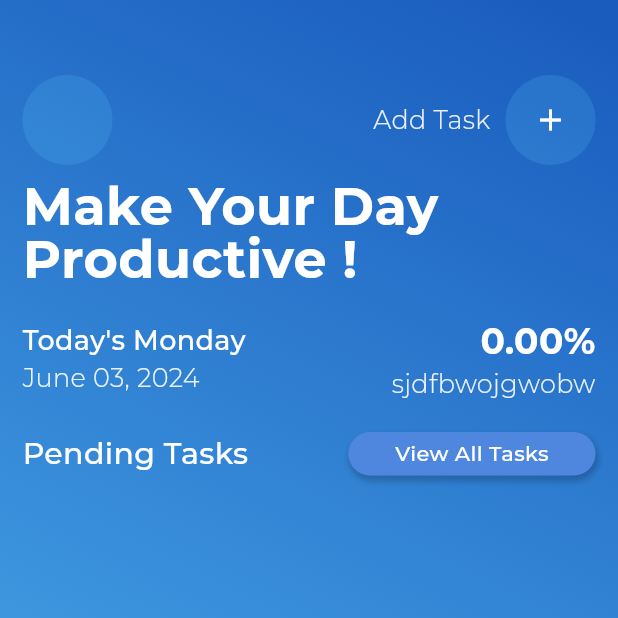
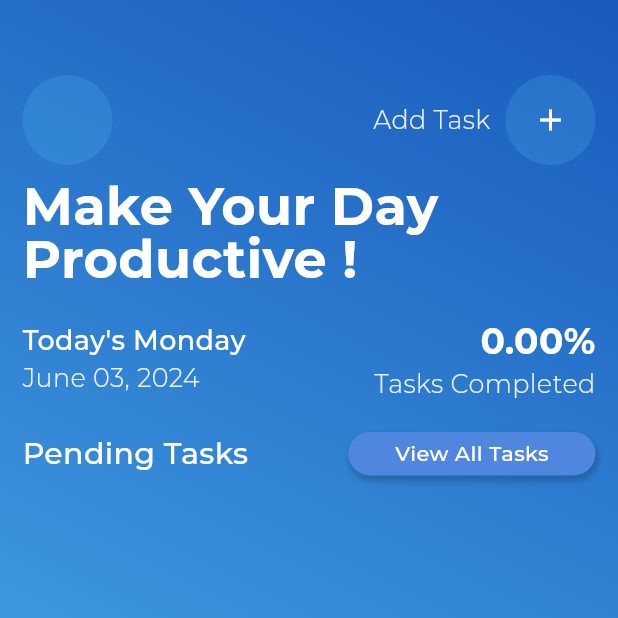
Before and after one commit to mianhusnain1/To_Do, a Flutter app: the screen it shows after launch, on a phone screen of 412 x 824 dp, the top half of it. Run offline on Flutter 3.47's test engine with Material 3 defaults, Android fonts, the phone set to English and light mode, and no system bars; drawn by our look-alikes of lottie; our stand-ins replace flutter_slidable, flutter_spinkit, hive, hive_flutter; accounts and stored records are empty; project files that could hold a hidden picture were left out.

Commit message:
Task Screen

```diff
--- a/lib/screens/home.dart
+++ b/lib/screens/home.dart
@@ -191,7 +191,7 @@ class _HomeScreenState extends State<HomeScreen> {
                 children: [
                   _buildPercentageWidget(),
                   Text(
-                    "sjdfbwojgwobw",
+                    "Tasks Completed",
                     style: TextStyle(
                         color: Colors.white.withOpacity(0.9),
                         fontSize: 17,
```
